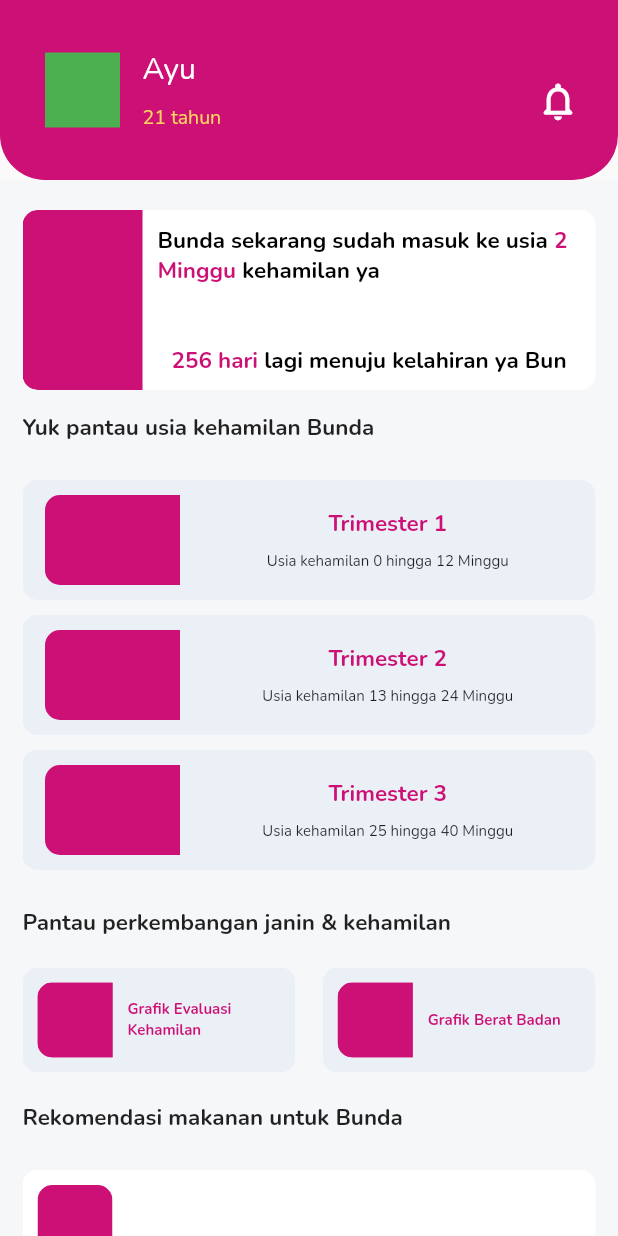
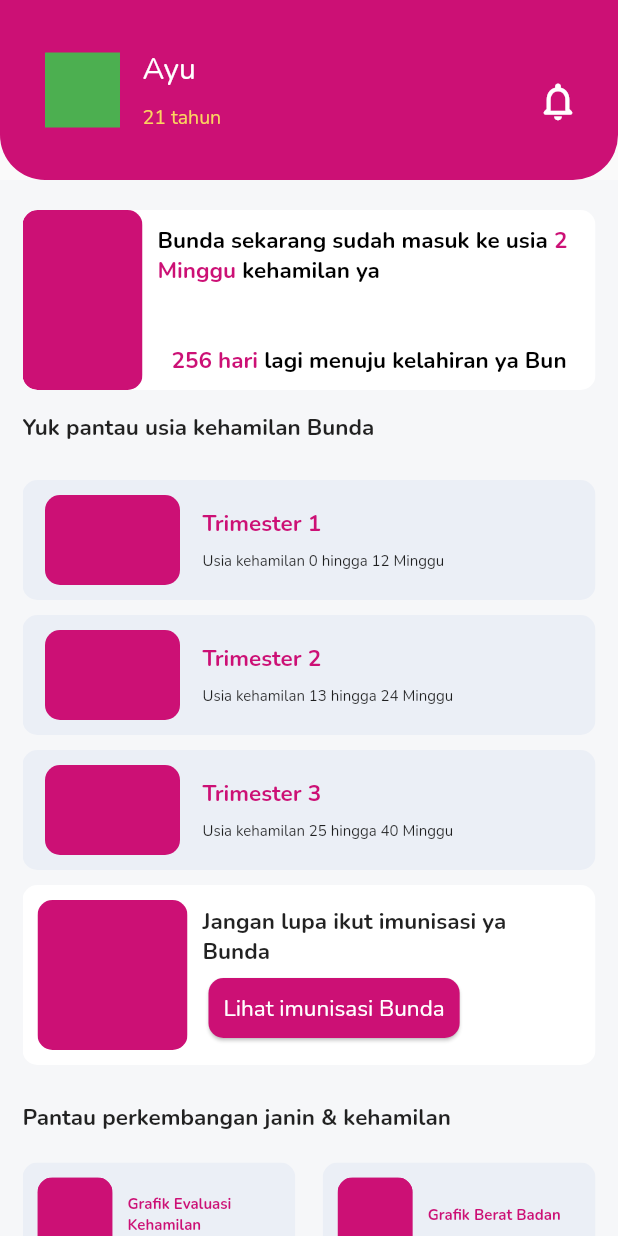
Before and after one commit to YogaCr/sibunda_app, a Flutter app: the screen it shows after launch, on a phone screen of 412 x 824 dp. Run offline on Flutter 3.47's test engine with Material 2 defaults, Android fonts, the phone set to English and light mode, and no system bars; our stand-ins replace dio, email_validator, equatable, flutter_bloc, flutter_dotenv, flutter_svg and 1 more; missing offline and left inert: shared_preferences_web.

Commit message:
Update kehamilanku home page UI

```diff
--- a/lib/ui/page/mother/kehamilanku_home_page.dart
+++ b/lib/ui/page/mother/kehamilanku_home_page.dart
@@ -62,6 +62,13 @@ class KehamilankuHomePage extends StatelessWidget {
                     pregnancyAgeEnd: 40,
                   ),
                 ),
+                Container(
+                  margin: EdgeInsets.symmetric(vertical: 5),
+                  child: ItemMotherImunization(
+                    image: Container(color: Manifest.theme.colorPrimary,),
+                  ),
+                ),
+
 
 // */
                 Container(
--- a/modules/common/lib/ui/widget/items_kehamilanku.dart
+++ b/modules/common/lib/ui/widget/items_kehamilanku.dart
@@ -24,13 +24,15 @@ class ItemMotherOverview extends StatelessWidget {
   Widget build(BuildContext context) {
     final parentHeight = 120.0;
 
-    final imgChild = ClipRRect(
+    final imgChild = Container(
+      margin: EdgeInsets.only(right: 10),
+      child: ClipRRect(
         borderRadius: BorderRadius.all(Radius.circular(_cornerRadius)),
         child: Container(
           height: parentHeight,
-        margin: EdgeInsets.only(right: 10),
           width: 80,
           child: image,
+        ),
       ),
     );
 
@@ -101,18 +103,23 @@ class ItemMotherTrimester extends StatelessWidget {
   Widget build(BuildContext context) {
     final parentHeight = 80.0;
 
-    final imgChild = ClipRRect(
+    final imgChild = Container(
+      margin: EdgeInsets.only(right: 15),
+      child: Container(
+        child: ClipRRect(
           borderRadius: BorderRadius.all(Radius.circular(10)),
           child: Container(
-        margin: EdgeInsets.only(right: 15),
             width: 90,
             child: image,
           ),
+        ),
+      )
     );
 
     final txtChild = Expanded(
       child: Column(
         mainAxisAlignment: MainAxisAlignment.spaceEvenly,
+        crossAxisAlignment: CrossAxisAlignment.start,
         children: [
           Text(
             "Trimester $trimester",
@@ -150,36 +157,44 @@ class ItemMotherImunization extends StatelessWidget {
   final Widget image;
   final String title;
   final String action;
+  final void Function()? onBtnClick;
 
   ItemMotherImunization({
     required this.image,
     this.title = "Jangan lupa ikut imunisasi ya Bunda",
     this.action = "Lihat imunisasi Bunda",
+    this.onBtnClick,
   });
 
   @override
   Widget build(BuildContext context) {
     final parentHeight = 120.0;
 
-    final imgChild = ClipRRect(
+    final imgChild = Container(
+      margin: EdgeInsets.only(right: 10),
+      child: ClipRRect(
         borderRadius: BorderRadius.all(Radius.circular(10)),
         child: Container(
           height: parentHeight,
-        margin: EdgeInsets.only(right: 10),
-        width: 70,
+          width: 100,
           child: image,
+        ),
       ),
     );
 
     final txtChild = Expanded(
       child: Column(
         mainAxisAlignment: MainAxisAlignment.spaceEvenly,
+        crossAxisAlignment: CrossAxisAlignment.start,
         children: [
           Text(
             title,
             style: SibTextStyles.size_0_bold,
           ),
-          TxtBtn(action),
+          TxtBtn(
+            action,
+            onTap: onBtnClick,
+          ),
         ],
       ),
     );
@@ -190,7 +205,7 @@ class ItemMotherImunization extends StatelessWidget {
         color: Colors.white,
         height: parentHeight,
         child: Padding(
-          padding: EdgeInsets.all(10),
+          padding: EdgeInsets.all(10).copyWith(right: 20),
           child: Row(
             children: [
               imgChild,
@@ -215,14 +230,16 @@ class ItemMotherGraphMenu extends StatelessWidget {
 
   @override
   Widget build(BuildContext context) {
-    final imgChild = ClipRRect(
+    final imgChild = Container(
+      margin: EdgeInsets.only(right: 10),
+      child: ClipRRect(
         borderRadius: BorderRadius.all(Radius.circular(_cornerRadius)),
         child: Container(
           height: 50,
           width: 50,
-        margin: EdgeInsets.only(right: 10),
           color: Manifest.theme.colorPrimary,
           child: image,
+        ),
       ),
     );
 
@@ -271,23 +288,25 @@ class ItemMotherRecomFood extends StatelessWidget {
     //final parentHeight = 10.0;
     final parentMinHeight = 80.0;
 
-    final imgChild = SizedBox(
-      height: 180,
-      width: 50,
+    final imgChild = ConstrainedBox(
+      constraints: BoxConstraints(minHeight: parentMinHeight, maxWidth: 50,),
       child: Column(
         children: [
-          ClipRRect(
+          Container(
+            margin: EdgeInsets.only(bottom: 8),
+            child: ClipRRect(
               borderRadius: BorderRadius.all(Radius.circular(10)),
               child: Container(
                 height: 50,
                 width: 50,
-              margin: EdgeInsets.only(bottom: 10),
                 child: image,
+              ),
             ),
           ),
           Text(
             foodName,
             style: SibTextStyles.size_min_1,
+            textAlign: TextAlign.center,
           ),
         ],
       ),
@@ -297,7 +316,7 @@ class ItemMotherRecomFood extends StatelessWidget {
       child: Text(
         desc,
         style: SibTextStyles.size_min_1_bold,
-        textAlign: TextAlign.center,
+        textAlign: TextAlign.start,
       ),
     );
 
@@ -314,9 +333,8 @@ class ItemMotherRecomFood extends StatelessWidget {
               children: [
                 imgChild,
                 Container(
+                  constraints: BoxConstraints(minHeight: parentMinHeight, maxWidth: 2, minWidth: 2,),
                   margin: EdgeInsets.symmetric(horizontal: 10),
-                  height: parentMinHeight,
-                  width: 2,
                   color: Manifest.theme.colorPrimary,
                 ),
                 txtChild
```
Lines whose indentation alone changed are shown as unchanged.
